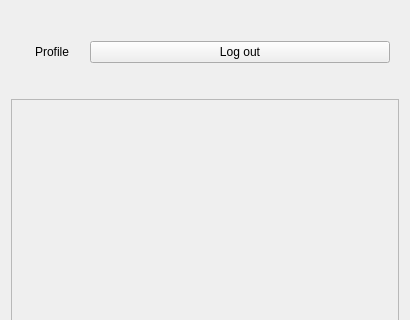
Old version of the form VideoPlayer/homepage.ui in the repository sc22be/UI_COURSEWORK_FORK; both pictures show x 0 to 410 and y 0 to 320 of the 410 by 533 pixel window.
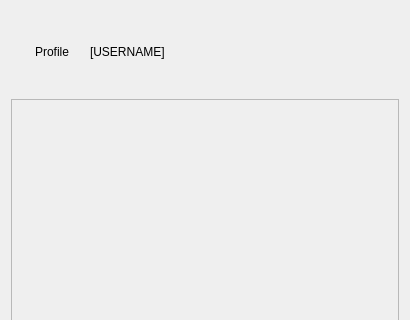
New version of the form. Icons and pictures are not drawn.

Commit message: removed logout button from homepage

Patch:
```diff
--- a/VideoPlayer/homepage.ui
+++ b/VideoPlayer/homepage.ui
@@ -41,9 +41,9 @@
        </widget>
       </item>
       <item>
-       <widget class="QPushButton" name="button_Logout">
+       <widget class="QLabel" name="label_Username">
         <property name="text">
-         <string>Log out</string>
+         <string>[USERNAME]</string>
         </property>
        </widget>
       </item>
```
Left out of the diff: 2 changed lines with no effect on the pictures. The commit also changes 2 other files.
